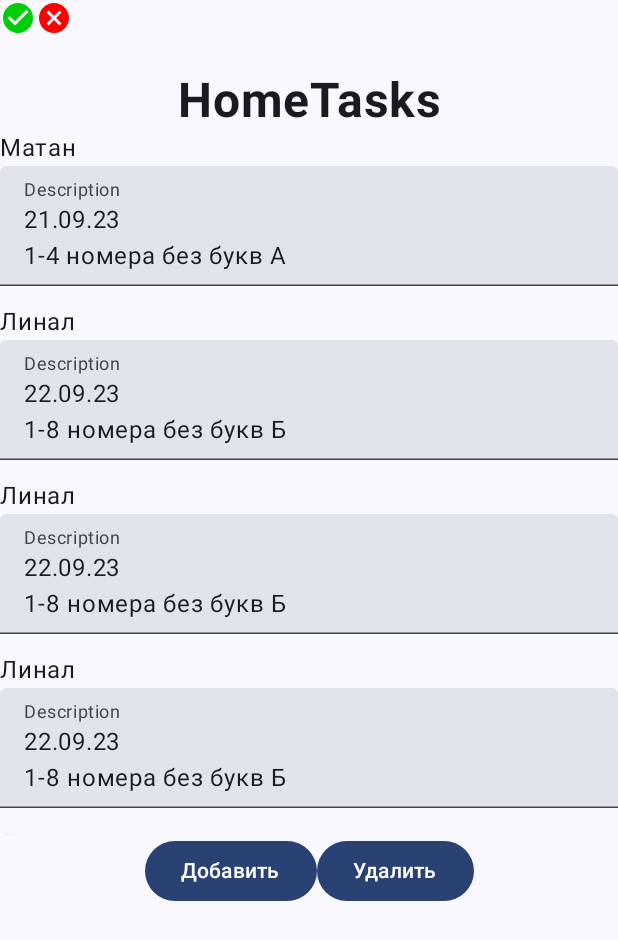
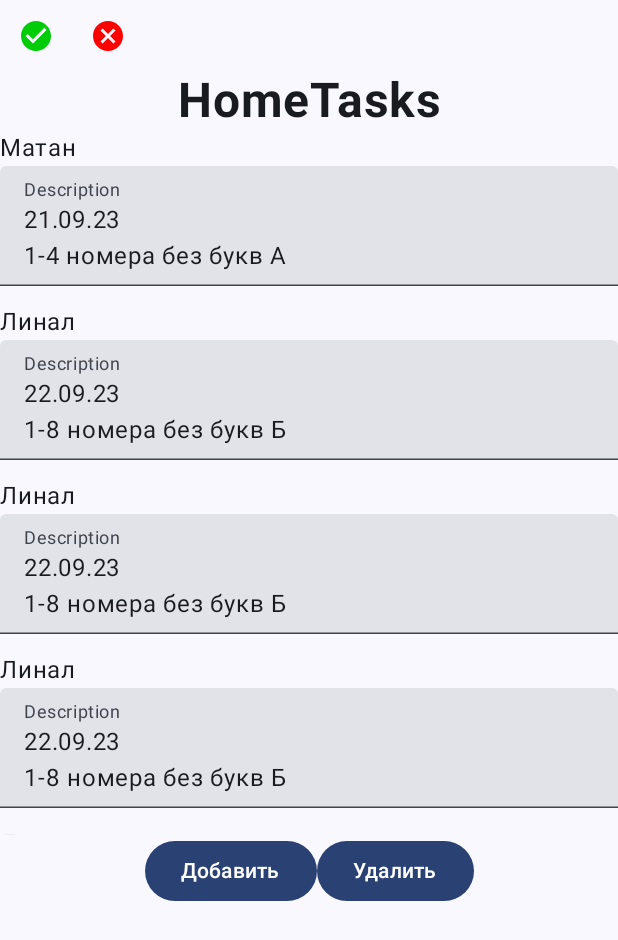
Before and after one commit to zhilovhub/HomeTaskHelper, an Android app built with Jetpack Compose: the screen it shows after launch (MainActivity), on a phone screen of 412 x 824 dp. Shown: the top 940 px of the screen. Run offline under Robolectric (Android 15) with nearby library versions, the phone set to English and light mode, and no system bars.

Commit message:
IconButton in AcceptCancel

```diff
--- a/app/src/main/java/com/example/hometaskhelper/ui/screens/MainScreen.kt
+++ b/app/src/main/java/com/example/hometaskhelper/ui/screens/MainScreen.kt
@@ -12,6 +12,7 @@ import androidx.compose.foundation.lazy.LazyColumn
 import androidx.compose.foundation.lazy.items
 import androidx.compose.material3.Button
 import androidx.compose.material3.ExperimentalMaterial3Api
+import androidx.compose.material3.IconButton
 import androidx.compose.material3.MaterialTheme
 import androidx.compose.material3.Surface
 import androidx.compose.material3.Text
@@ -109,14 +110,22 @@ fun AcceptCancel(modifier: Modifier = Modifier) {
     Row(
         modifier = modifier
     ) {
+        IconButton(
+            onClick = {  }
+        ) {
             Image(
                 painter = painterResource(R.drawable.baseline_check_circle_24),
                 contentDescription = null
             )
+        }
+        IconButton(
+            onClick = {  }
+        ) {
             Image(
                 painter = painterResource(R.drawable.baseline_cancel_24),
                 contentDescription = null
             )
+        }
     }
 }
 
```
Lines whose indentation alone changed are shown as unchanged.
